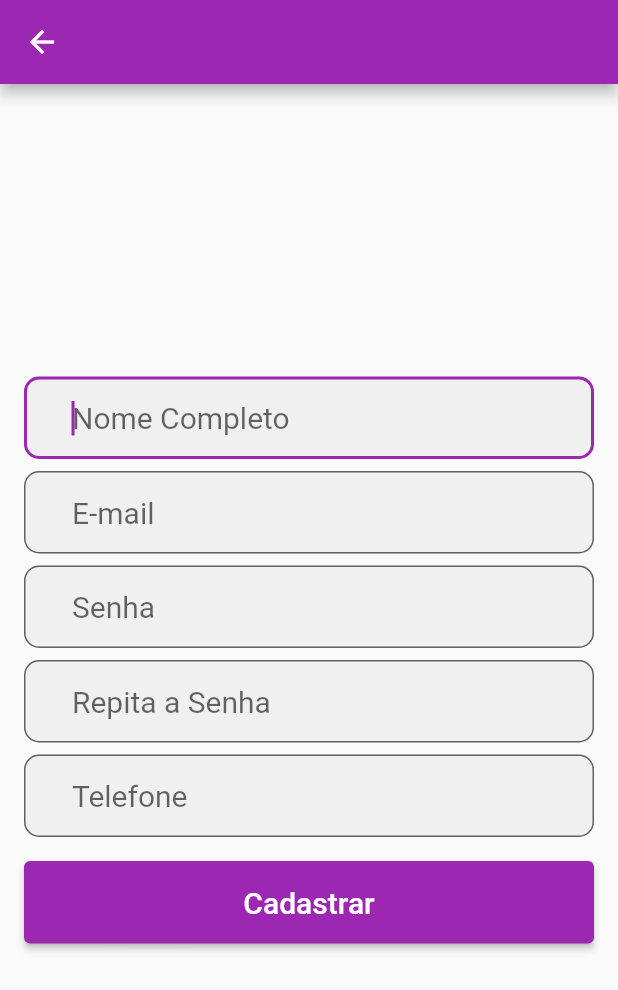
After one commit to dev-marlonsantos/melhor-negocio, a Flutter app: the Register screen opened directly, on a phone screen of 412 x 824 dp. The commit adds this screen. Shown: the top 990 px of the screen. Run offline on Flutter 3.47's test engine with Material 2 defaults, Android fonts, the phone set to English and light mode, and no system bars.

Commit message:
✨ Criação da Tela de Cadastro

```diff
--- a/lib/home.dart
+++ b/lib/home.dart
@@ -1,4 +1,5 @@
 import 'package:flutter/material.dart';
+import 'package:melhor_negocio/register.dart';
 
 class Home extends StatefulWidget {
   const Home({Key? key}) : super(key: key);
@@ -57,7 +58,9 @@ class _HomeState extends State<Home> {
                                 borderRadius:
                                     BorderRadius.all(Radius.circular(10)))),
                       )),
-                  ElevatedButton(
+                  Padding(
+                      padding: const EdgeInsets.fromLTRB(0, 0, 0, 16),
+                      child: ElevatedButton(
                         child: const Padding(
                           padding: EdgeInsets.fromLTRB(32, 16, 32, 16),
                           child: Text(
@@ -66,7 +69,22 @@ class _HomeState extends State<Home> {
                           ),
                         ),
                         onPressed: () {},
-                  )
+                      )),
+                  Padding(
+                      padding: const EdgeInsets.fromLTRB(0, 0, 0, 16),
+                      child: ElevatedButton(
+                        child: const Padding(
+                          padding: EdgeInsets.fromLTRB(32, 16, 32, 16),
+                          child: Text(
+                            "Cadastrar",
+                            style: TextStyle(color: Colors.white, fontSize: 20),
+                          ),
+                        ),
+                        onPressed: () {
+                          MaterialPageRoute(
+                              builder: (context) => const Register());
+                        },
+                      ))
                 ]),
           ))),
     );
--- /dev/null
+++ b/lib/register.dart
@@ -0,0 +1,108 @@
+import 'package:flutter/material.dart';
+
+class Register extends StatefulWidget {
+  const Register({Key? key}) : super(key: key);
+
+  @override
+  State<Register> createState() => _HomeState();
+}
+
+class _HomeState extends State<Register> {
+  @override
+  Widget build(BuildContext context) {
+    return Scaffold(
+      appBar: AppBar(
+        title: const Text(""),
+      ),
+      body: Container(
+          padding: const EdgeInsets.all(16),
+          child: Center(
+              child: SingleChildScrollView(
+            child: Column(
+                crossAxisAlignment: CrossAxisAlignment.stretch,
+                children: <Widget>[
+                  const Padding(
+                      padding: EdgeInsets.fromLTRB(0, 0, 0, 8),
+                      child: TextField(
+                        autofocus: true,
+                        keyboardType: TextInputType.text,
+                        style: TextStyle(fontSize: 20),
+                        decoration: InputDecoration(
+                            contentPadding: EdgeInsets.fromLTRB(32, 16, 32, 16),
+                            hintText: "Nome Completo",
+                            filled: true,
+                            border: OutlineInputBorder(
+                                borderRadius:
+                                    BorderRadius.all(Radius.circular(10)))),
+                      )),
+                  const Padding(
+                      padding: EdgeInsets.fromLTRB(0, 0, 0, 8),
+                      child: TextField(
+                        autofocus: true,
+                        keyboardType: TextInputType.emailAddress,
+                        style: TextStyle(fontSize: 20),
+                        decoration: InputDecoration(
+                            contentPadding: EdgeInsets.fromLTRB(32, 16, 32, 16),
+                            hintText: "E-mail",
+                            filled: true,
+                            border: OutlineInputBorder(
+                                borderRadius:
+                                    BorderRadius.all(Radius.circular(10)))),
+                      )),
+                  const Padding(
+                      padding: EdgeInsets.fromLTRB(0, 0, 0, 8),
+                      child: TextField(
+                        obscureText: true,
+                        keyboardType: TextInputType.text,
+                        style: TextStyle(fontSize: 20),
+                        decoration: InputDecoration(
+                            contentPadding: EdgeInsets.fromLTRB(32, 16, 32, 16),
+                            hintText: "Senha",
+                            filled: true,
+                            border: OutlineInputBorder(
+                                borderRadius:
+                                    BorderRadius.all(Radius.circular(10)))),
+                      )),
+                  const Padding(
+                      padding: EdgeInsets.fromLTRB(0, 0, 0, 8),
+                      child: TextField(
+                        obscureText: true,
+                        keyboardType: TextInputType.text,
+                        style: TextStyle(fontSize: 20),
+                        decoration: InputDecoration(
+                            contentPadding: EdgeInsets.fromLTRB(32, 16, 32, 16),
+                            hintText: "Repita a Senha",
+                            filled: true,
+                            border: OutlineInputBorder(
+                                borderRadius:
+                                    BorderRadius.all(Radius.circular(10)))),
+                      )),
+                  const Padding(
+                      padding: EdgeInsets.fromLTRB(0, 0, 0, 16),
+                      child: TextField(
+                        autofocus: true,
+                        keyboardType: TextInputType.phone,
+                        style: TextStyle(fontSize: 20),
+                        decoration: InputDecoration(
+                            contentPadding: EdgeInsets.fromLTRB(32, 16, 32, 16),
+                            hintText: "Telefone",
+                            filled: true,
+                            border: OutlineInputBorder(
+                                borderRadius:
+                                    BorderRadius.all(Radius.circular(10)))),
+                      )),
+                  ElevatedButton(
+                    child: const Padding(
+                      padding: EdgeInsets.fromLTRB(32, 16, 32, 16),
+                      child: Text(
+                        "Cadastrar",
+                        style: TextStyle(color: Colors.white, fontSize: 20),
+                      ),
+                    ),
+                    onPressed: () {},
+                  )
+                ]),
+          ))),
+    );
+  }
+}
```
Lines whose indentation alone changed are shown as unchanged.
